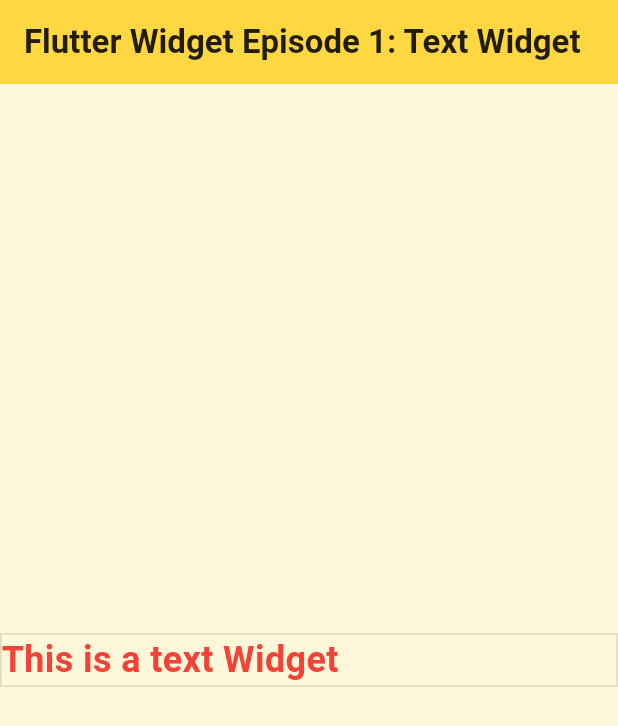
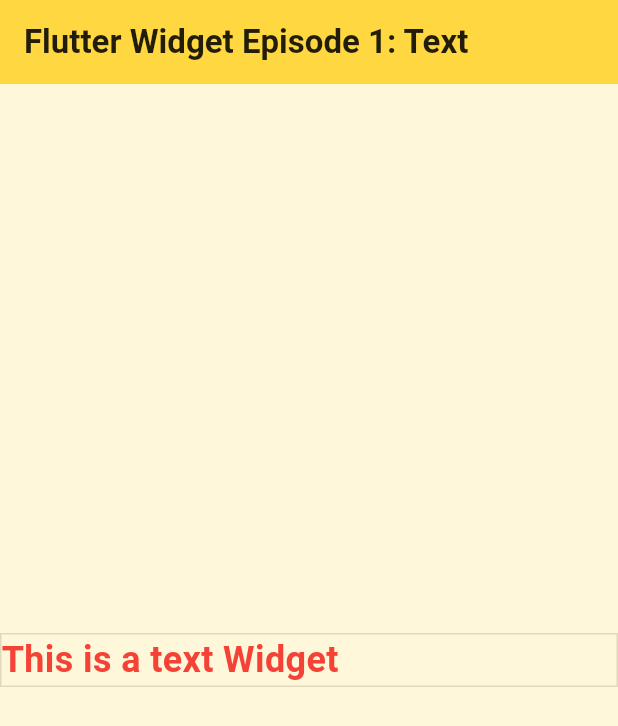
Before and after one commit to Aniket76/flutter_widget, a Flutter app: the screen it shows after launch, on a phone screen of 412 x 824 dp. Shown: the top 726 px of the screen. Run offline on Flutter 3.47's test engine with Material 3 defaults, Android fonts, the phone set to English and light mode, and no system bars.

Commit message:
- added base setup

```diff
--- a/lib/main.dart
+++ b/lib/main.dart
@@ -27,7 +27,7 @@
           bodyMedium: TextStyle(fontSize: 32, color: Colors.red, fontWeight: FontWeight.w700),
         ),
       ),
-      home: const MyHomePage(title: 'Flutter Widget Episode 1: Text Widget'),
+      home: const MyHomePage(title: 'Flutter Widget Episode 1: Text'),
     );
   }
 }
```
